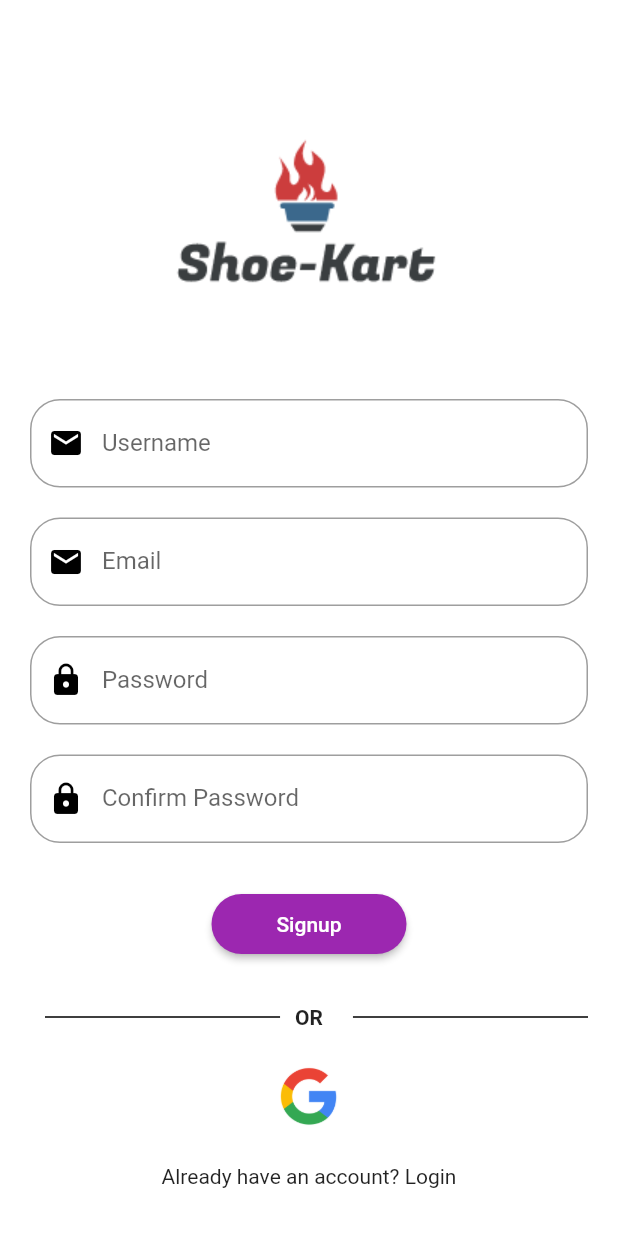
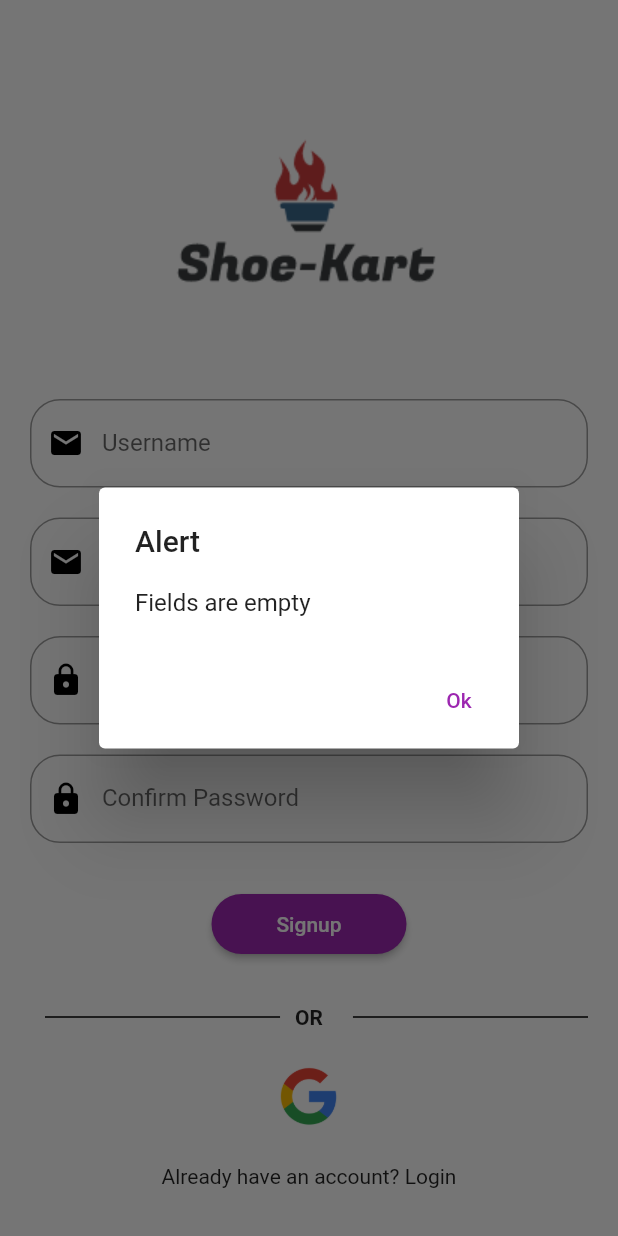
Before and after one commit to PratikAmonkar/Shoe-Kart-Ecommerce, a Flutter app: the SignupScreen screen opened directly, after a tap on "Signup", on a phone screen of 412 x 824 dp. Run offline on Flutter 3.47's test engine with Material 2 defaults, Android fonts, the phone set to English and light mode, and no system bars; our stand-ins replace firebase_auth, firebase_core, firebase_database, intro_slider, shared_preferences; accounts and stored records are empty.

Commit message:
almost completing signup functionity

```diff
--- a/lib/screens/signup_screen.dart
+++ b/lib/screens/signup_screen.dart
@@ -1,6 +1,6 @@
 import 'package:flutter/material.dart';
 import 'package:shoe_kart_ecommerce_app/database/firebase_query.dart';
-import 'package:shoe_kart_ecommerce_app/model/user_model.dart';
+import 'package:shoe_kart_ecommerce_app/widgets/custom_alert_box_widget.dart';
 
 class SignupScreen extends StatefulWidget {
   const SignupScreen({Key? key}) : super(key: key);
@@ -142,25 +142,16 @@
                               userEmailController.text.isEmpty ||
                               userPasswordController.text.isEmpty ||
                               userConfirmPasswordController.text.isEmpty) {
-                            print("Fields are empty");
-                            // showMyDialog(
-                            //     context, "Please fill the fields", "Warning");
+                            showMyDialog(context, "Fields are empty", "Alert");
                           } else {
                             if (userPasswordController.text !=
                                 userConfirmPasswordController.text) {
-                              // showMyDialog(context, "Password not match", "Alert");
-                              print("password not match");
+                              showMyDialog(
+                                  context, "Password not match", "Alert");
                             } else {
-                              UserModel userDetail = UserModel(
-                                userName: userNameController.text,
-                                userEmail: userEmailController.text,
-                                isUserVerified: false,
-                              );
-                              registerUser(userDetail,userPasswordController.text);
-                              // signUp(
-                              //   emailController.text,
-                              //   passwordController.text,
-                              // );
+
+                              registerUser(userEmailController.text,
+                                  userPasswordController.text, context);
                             }
                           }
                         },
--- /dev/null
+++ b/lib/widgets/custom_alert_box_widget.dart
@@ -0,0 +1,30 @@
+import 'package:flutter/material.dart';
+
+void showMyDialog(context, String message, String status) async {
+  return showDialog(
+    context: context,
+    barrierDismissible: false,
+    builder: (BuildContext context) {
+      return AlertDialog(
+        title: Text(status),
+        content: SingleChildScrollView(
+          child: ListBody(
+            children: [
+              Text(
+                message,
+              ),
+            ],
+          ),
+        ),
+        actions: [
+          TextButton(
+            child: const Text('Ok'),
+            onPressed: () async {
+              Navigator.of(context).pop();
+            },
+          ),
+        ],
+      );
+    },
+  );
+}
```
Also changed, not shown: lib/database/firebase_query.dart (+18 -19 lines).
